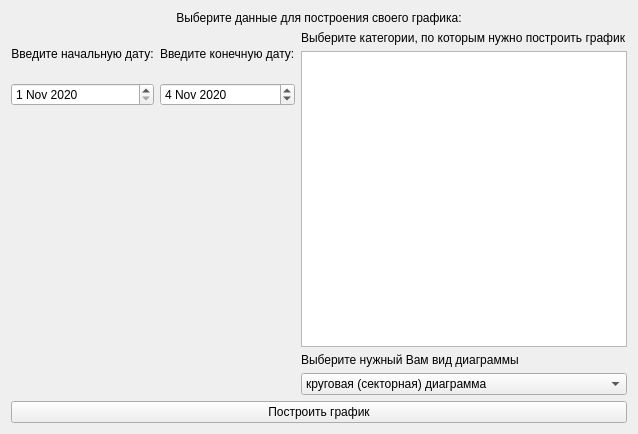
First picture: the form in ui/graph_window.ui, repository SwiftyKey/CostAccounting, before the edit.
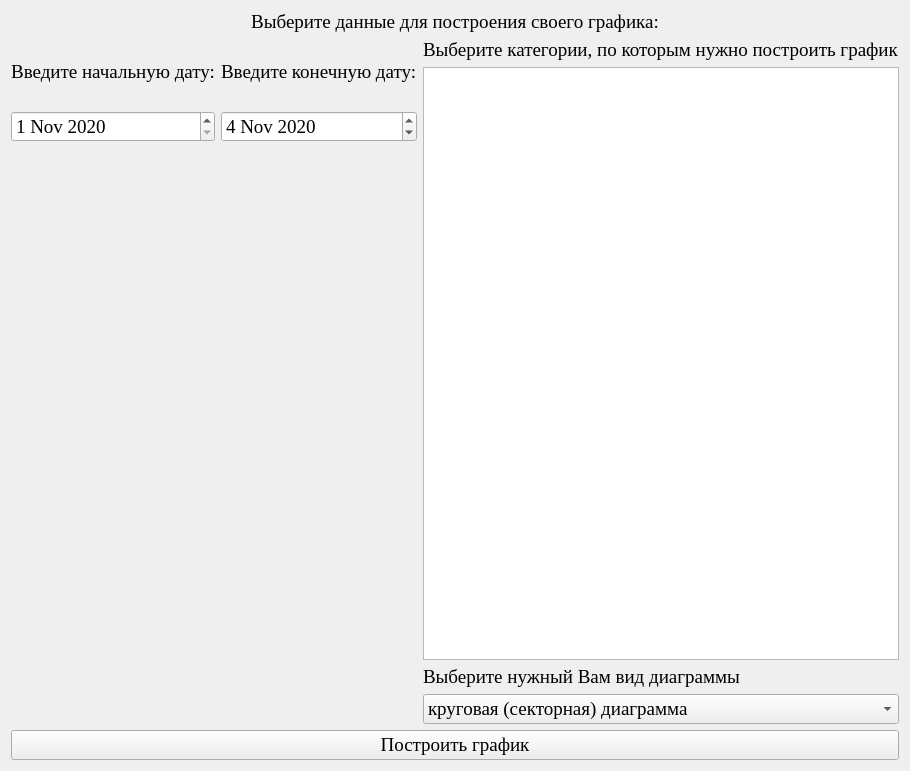
Second picture: the form after the edit.

```diff
--- a/ui/graph_window.ui
+++ b/ui/graph_window.ui
@@ -6,10 +6,16 @@
    <rect>
     <x>0</x>
     <y>0</y>
-    <width>610</width>
-    <height>434</height>
+    <width>910</width>
+    <height>771</height>
    </rect>
   </property>
+  <property name="font">
+   <font>
+    <family>Times New Roman</family>
+    <pointsize>14</pointsize>
+   </font>
+  </property>
   <property name="windowTitle">
    <string>Form</string>
   </property>
```
